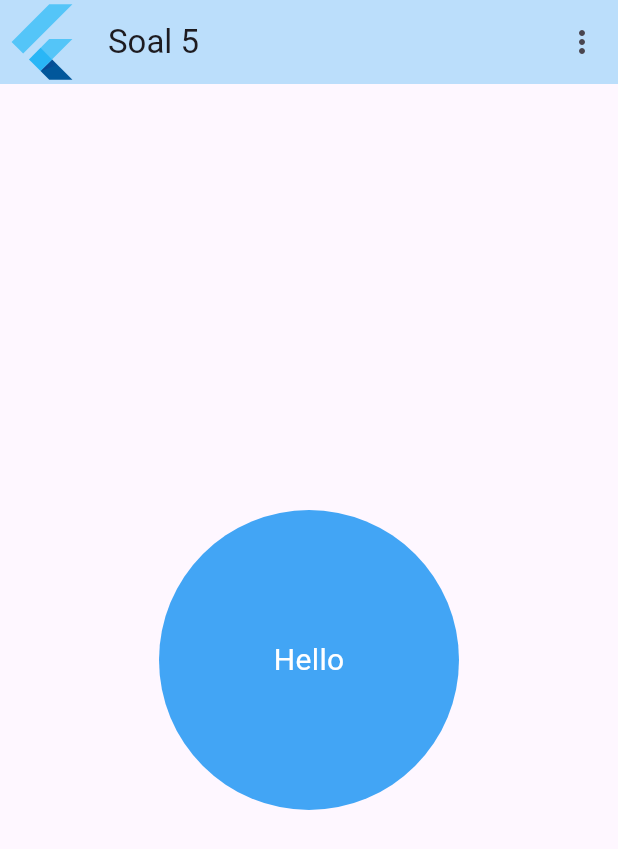
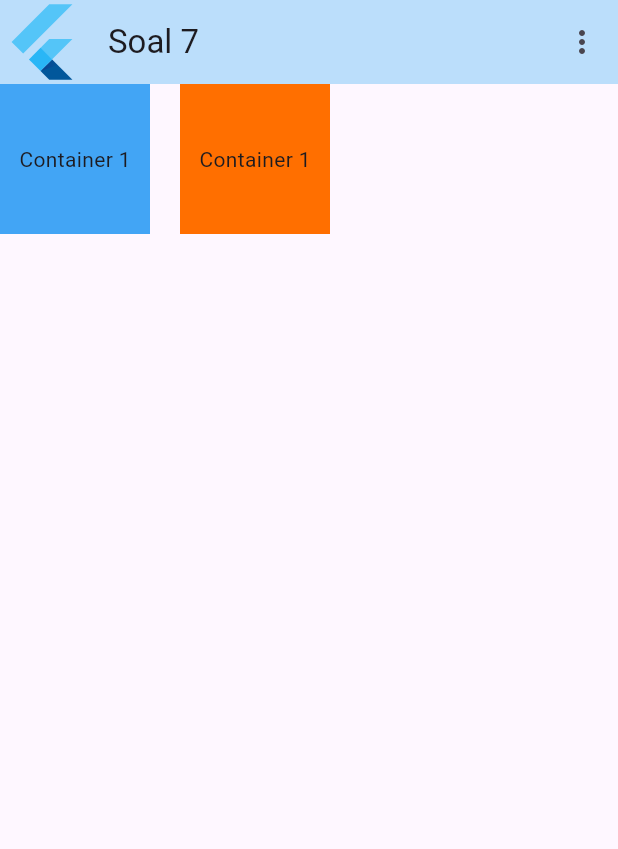
Before and after one commit to WillyAgustri/Learn-Flutter-Fundamental, a Flutter app: the screen it shows after launch, on a phone screen of 412 x 824 dp. Shown: the top 849 px of the screen. Run offline on Flutter 3.47's test engine with Material 3 defaults, Android fonts, the phone set to English and light mode, and no system bars; project files that could hold a hidden picture were left out.

Commit message:
add Pratice 7:

```diff
--- a/Week 4/flutter_application_4/lib/main.dart
+++ b/Week 4/flutter_application_4/lib/main.dart
@@ -1,11 +1,12 @@
 import 'package:flutter/material.dart';
 
-import './widgets/soal_1.dart';
-import './widgets/soal_2.dart';
-import './widgets/soal_3.dart';
-import './widgets/soal_4.dart';
-import './widgets/soal_5.dart';
-import './widgets/soal_6.dart';
+// import './widgets/soal_1.dart';
+// import './widgets/soal_2.dart';
+// import './widgets/soal_3.dart';
+// import './widgets/soal_4.dart';
+// import './widgets/soal_5.dart';
+// import './widgets/soal_6.dart';
+import './widgets/soal_7.dart';
 
 void main() {
   runApp(const MainApp());
@@ -18,7 +19,7 @@ class MainApp extends StatelessWidget {
   Widget build(BuildContext context) {
     return MaterialApp(
       debugShowCheckedModeBanner: false,
-      home: soal_6(),
+      home: soal_7(),
     );
   }
 }
--- a/Week 4/flutter_application_4/lib/widgets/soal_6.dart
+++ b/Week 4/flutter_application_4/lib/widgets/soal_6.dart
@@ -11,7 +11,7 @@ class soal_6 extends StatelessWidget {
         appBar: AppBar(
           leading: FlutterLogo(),
           backgroundColor: Colors.blue[100],
-          title: Text("Soal 5"),
+          title: Text("Soal 6"),
           actions: [
             IconButton(onPressed: () {}, icon: Icon(Icons.more_vert_outlined))
           ],
--- /dev/null
+++ b/Week 4/flutter_application_4/lib/widgets/soal_7.dart
@@ -0,0 +1,41 @@
+import 'package:flutter/material.dart';
+
+class soal_7 extends StatelessWidget {
+  const soal_7({
+    super.key,
+  });
+
+  @override
+  Widget build(BuildContext context) {
+    return Scaffold(
+        appBar: AppBar(
+          leading: FlutterLogo(),
+          backgroundColor: Colors.blue[100],
+          title: Text("Soal 7"),
+          actions: [
+            IconButton(onPressed: () {}, icon: Icon(Icons.more_vert_outlined))
+          ],
+        ),
+        body: Row(
+          children: [
+            Container(
+              alignment: Alignment.center,
+              width: 100,
+              height: 100,
+              color: Colors.blue[400],
+              child: Text("Container 1"),
+            ),
+            SizedBox(
+              width: 20,
+            ),
+            Container(
+              alignment: Alignment.center,
+              width: 100,
+              height: 100,
+              color: Colors.amber[900],
+              child: Text("Container 1"),
+            ),
+          ],
+        ));
+  }
+}
```
